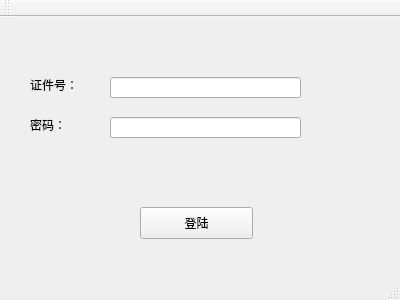
First picture: the form in mainwindow.ui, repository duule/LMS, before the edit.
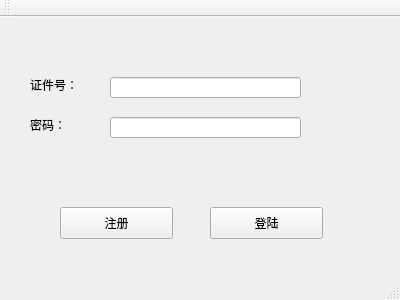
Second picture: the form after the edit.

Commit message: reader register finish

Diff of the .ui file:
```diff
--- a/mainwindow.ui
+++ b/mainwindow.ui
@@ -17,7 +17,7 @@
    <widget class="QPushButton" name="btn_login">
     <property name="geometry">
      <rect>
-      <x>140</x>
+      <x>210</x>
       <y>190</y>
       <width>113</width>
       <height>32</height>
@@ -79,6 +79,19 @@
      <string>密码：</string>
     </property>
    </widget>
+   <widget class="QPushButton" name="btn_register">
+    <property name="geometry">
+     <rect>
+      <x>60</x>
+      <y>190</y>
+      <width>113</width>
+      <height>32</height>
+     </rect>
+    </property>
+    <property name="text">
+     <string>注册</string>
+    </property>
+   </widget>
   </widget>
   <widget class="QMenuBar" name="menuBar">
    <property name="geometry">
```
The commit also changes 11 other files.
